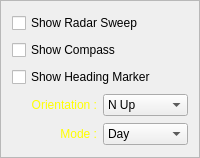
First picture: the form in RadarCoastal/framecontrol3.ui, repository MiftahSalam/RadarCoastal, before the edit.
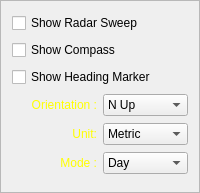
Second picture: the form after the edit.

Commit message: initial handle unit change

```diff
--- a/RadarCoastal/framecontrol3.ui
+++ b/RadarCoastal/framecontrol3.ui
@@ -7,7 +7,7 @@
     <x>0</x>
     <y>0</y>
     <width>200</width>
-    <height>158</height>
+    <height>193</height>
    </rect>
   </property>
   <property name="windowTitle">
@@ -75,6 +75,40 @@
      </item>
     </layout>
    </item>
+   <item>
+    <layout class="QHBoxLayout" name="horizontalLayout_5">
+     <item>
+      <widget class="QLabel" name="label_5">
+       <property name="styleSheet">
+        <string notr="true">color: rgb(255, 255, 0);</string>
+       </property>
+       <property name="text">
+        <string>Unit:</string>
+       </property>
+       <property name="alignment">
+        <set>Qt::AlignRight|Qt::AlignTrailing|Qt::AlignVCenter</set>
+       </property>
+      </widget>
+     </item>
+     <item>
+      <widget class="QComboBox" name="comboBoxDisplayUnit">
+       <property name="styleSheet">
+        <string notr="true"/>
+       </property>
+       <item>
+        <property name="text">
+         <string>Metric</string>
+        </property>
+       </item>
+       <item>
+        <property name="text">
+         <string>Nautic</string>
+        </property>
+       </item>
+      </widget>
+     </item>
+    </layout>
+   </item>
    <item>
     <layout class="QHBoxLayout" name="horizontalLayout_2">
      <item>
```
The commit also changes 10 other files.
